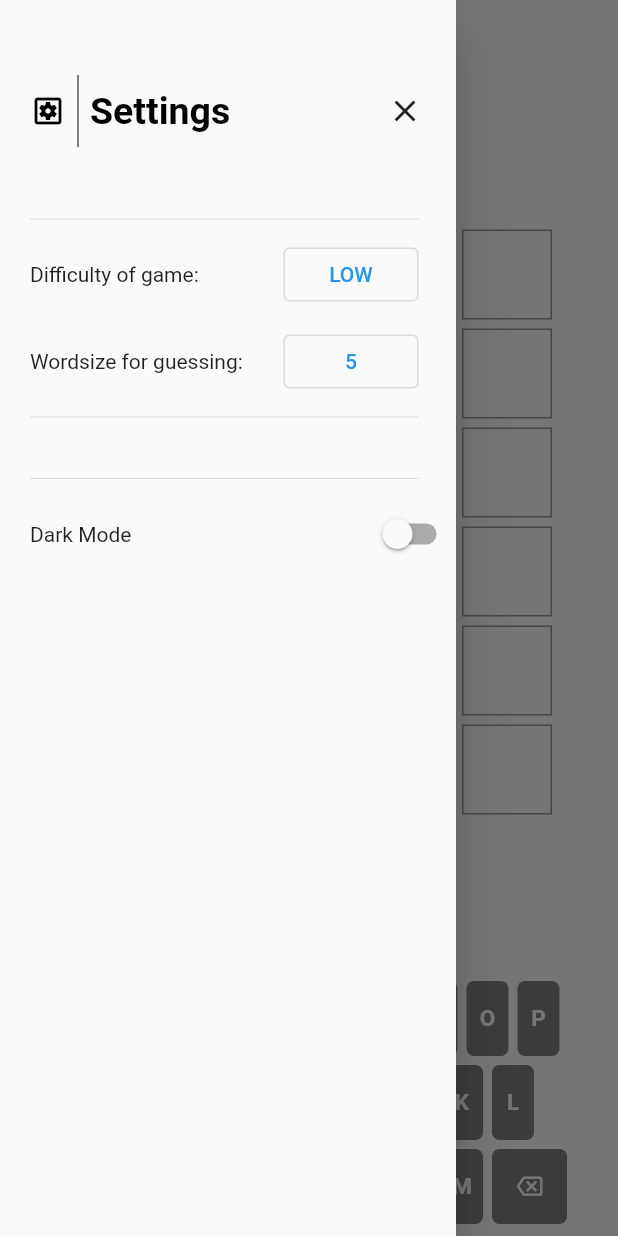
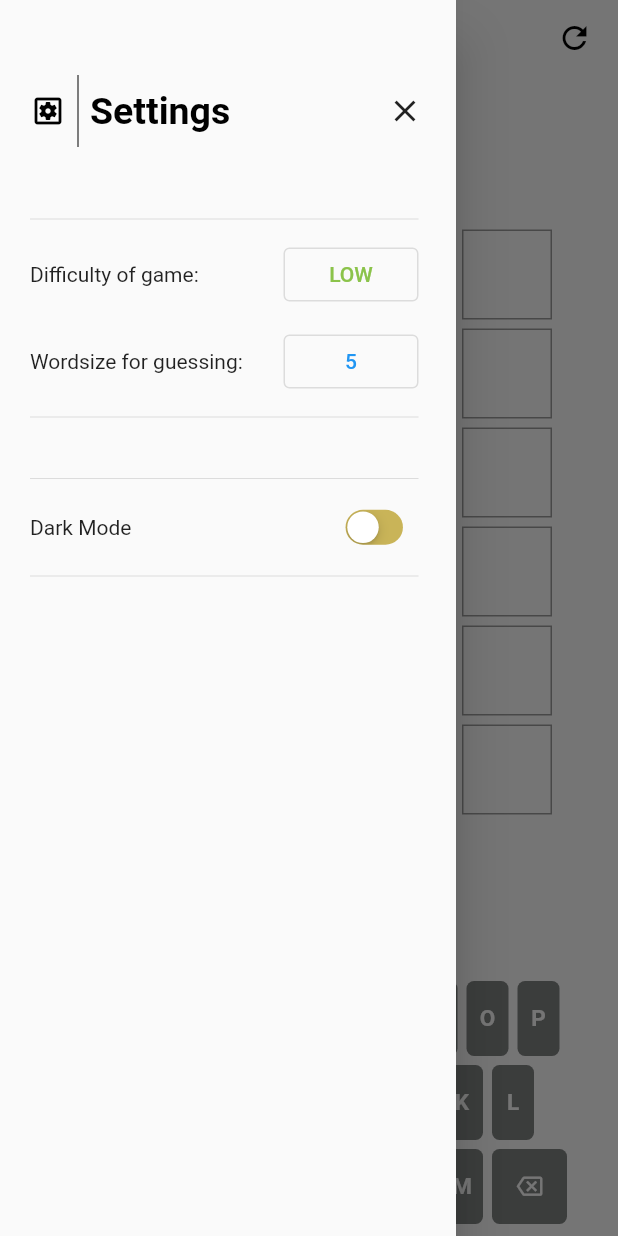
Before and after one commit to summorey22/wordleclone, a Flutter app: the screen it shows after launch, with the side drawer open, on a phone screen of 412 x 824 dp. Run offline on Flutter 3.47's test engine with Material 2 defaults, Android fonts, the phone set to English and light mode, and no system bars; our stand-ins replace flutter_riverpod.

Commit message:
styling added

```diff
--- a/lib/widgets/wordle.dart
+++ b/lib/widgets/wordle.dart
@@ -1,5 +1,7 @@
+import 'package:flutter/cupertino.dart';
 import 'package:flutter/material.dart';
 import 'package:flutter_riverpod/flutter_riverpod.dart';
+import 'package:wordle/providers/state.dart';
 import 'package:wordle/widgets/grid.dart';
 import 'package:wordle/widgets/keyboard.dart';
 import '../providers/settings.dart';
@@ -31,6 +33,16 @@ class _MyWordle extends State<MyWordle> {
         iconTheme: IconThemeData(
           color: getText(isDark),
         ),
+        actions: [
+          Container(
+            margin: const EdgeInsets.only(right: 5),
+            child: IconButton(
+              splashRadius: 18,
+              onPressed: (){
+
+              }, icon: const Icon(Icons.refresh)),
+          )
+        ],
         title: Text(
           "WORDLE",
           style: TextStyle(
@@ -114,17 +126,28 @@ class _MyWordle extends State<MyWordle> {
                 children: [
                   const Text("Dark Mode"),
                   const Spacer(),
-                  Switch(
+                  Container(
+                    margin: const EdgeInsets.only(right: 25),
+                    child: Transform.scale(
+                      scale: 0.75,
+                      child: CupertinoSwitch(
+                        trackColor: const Color(0xffc9b458),
+                        activeColor: const Color(0xff6aaa64),
                         value: isDark,
                         onChanged: (bool s) {
                           setState(() {
                             isDark = s;
                           });
                         },
+                      ),
+                    ),
                   )
                 ],
               ),
-            )
+            ),
+            Container(
+              margin: const EdgeInsets.only(top: 5, left: 20, right: 25),
+              child: const Divider()),
           ],
         ),
       ),
@@ -192,8 +215,18 @@ class TextToggle extends ConsumerWidget {
 
     return SizedBox(
       width: 90,
-      child: OutlinedButton(onPressed: _updateAttempts, child: Text(text)),
+      child: OutlinedButton(onPressed: _updateAttempts, child: Text(text, style: TextStyle(color: getColor(text)),)),
     );
+  }
+
+  getColor(String text) {
+    if(text == "LOW"){
+      return Colors.lightGreen;
+    }
+    if(text == "MEDIUM") {
+      return Colors.amber;
+    }
+    return Colors.red;
   }
 }
 
```
Lines whose indentation alone changed are shown as unchanged.
